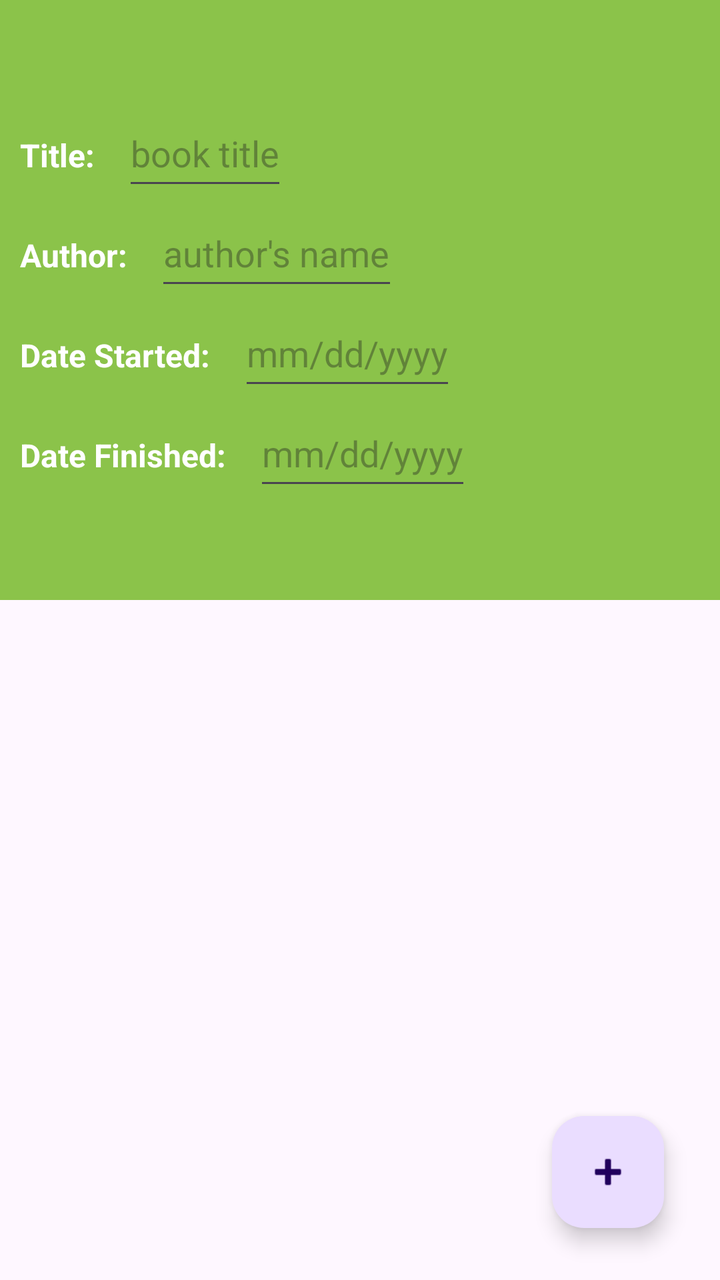
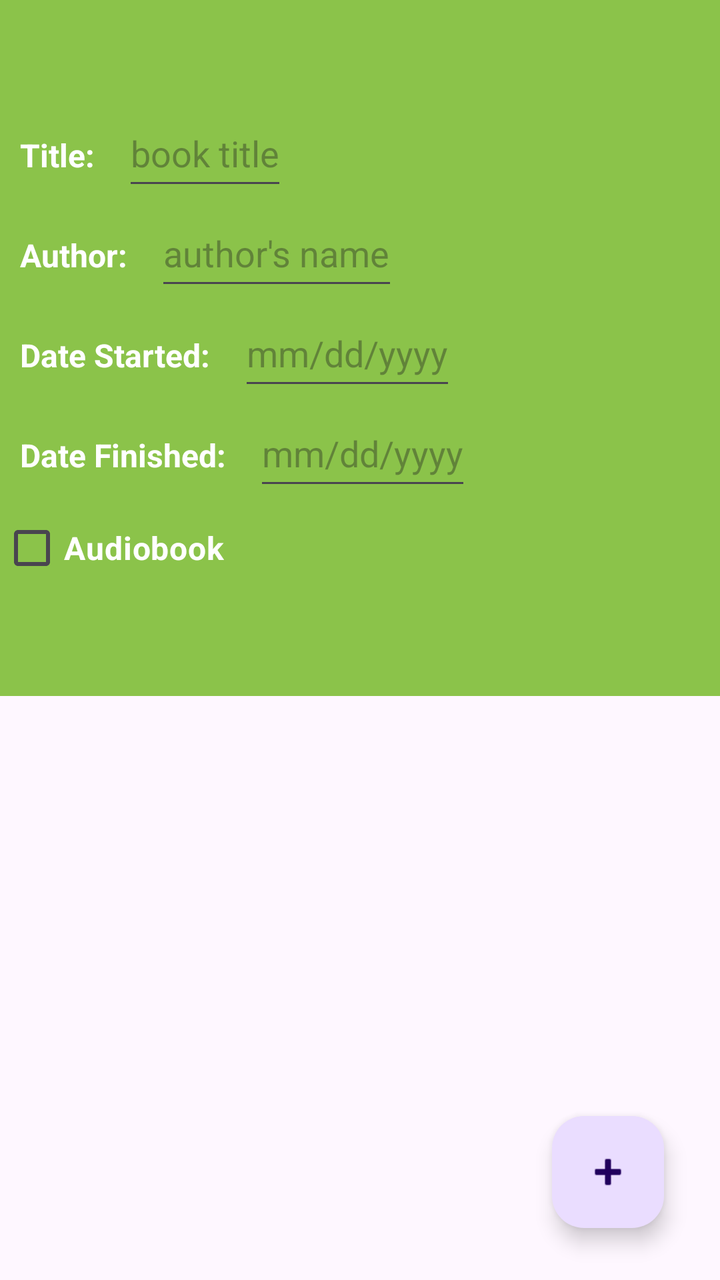

Screens rendered from an Android XML layout before and after an edit, with the pre-edit source and the edit as a unified diff.
<!-- AndroidManifest.xml: application theme Theme.D424BookTracker -->
<!-- res/layout/activity_book_details.xml -->
<?xml version="1.0" encoding="utf-8"?>
<androidx.constraintlayout.widget.ConstraintLayout xmlns:android="http://schemas.android.com/apk/res/android"
    xmlns:app="http://schemas.android.com/apk/res-auto"
    xmlns:tools="http://schemas.android.com/tools"
    android:id="@+id/main"

    android:layout_width="match_parent"
    android:layout_height="match_parent"
    tools:context=".UI.BookDetails">

    <ScrollView
        android:id="@+id/scrollView"
        android:layout_width="407dp"
        android:layout_height="300dp"
        android:background="#8BC34A"
        app:layout_constraintLeft_toLeftOf="parent"
        app:layout_constraintTop_toTopOf="parent">

        <LinearLayout
            android:layout_width="match_parent"
            android:layout_height="wrap_content"
            android:orientation="vertical"
            android:paddingTop="50dp"
            android:paddingBottom="50dp">

            <LinearLayout
                android:layout_width="wrap_content"
                android:layout_height="wrap_content"
                android:orientation="horizontal">

                <TextView
                    android:layout_width="wrap_content"
                    android:layout_height="50dp"
                    android:padding="10dp"
                    android:text="Title: "
                    android:textColor="#FFFFFF"
                    android:textSize="16sp"
                    android:textStyle="bold" />

                <EditText
                    android:id="@+id/titletext"
                    android:layout_width="wrap_content"
                    android:layout_height="50dp"
                    android:hint="book title" />
            </LinearLayout>

            <LinearLayout
                android:layout_width="wrap_content"
                android:layout_height="wrap_content"
                android:orientation="horizontal">

                <TextView
                    android:layout_width="wrap_content"
                    android:layout_height="50dp"
                    android:padding="10dp"
                    android:text="Author: "
                    android:textColor="#FFFFFF"
                    android:textSize="16sp"
                    android:textStyle="bold" />

                <EditText
                    android:id="@+id/authortext"
                    android:layout_width="wrap_content"
                    android:layout_height="50dp"
                    android:hint="author's name" />
            </LinearLayout>

            <LinearLayout
                android:layout_width="wrap_content"
                android:layout_height="wrap_content"
                android:orientation="horizontal">

                <TextView
                    android:layout_width="wrap_content"
                    android:layout_height="50dp"
                    android:padding="10dp"
                    android:text="Date Started: "
                    android:textColor="#FFFFFF"
                    android:textSize="16sp"
                    android:textStyle="bold" />

                <EditText
                    android:id="@+id/startdatetext"
                    android:layout_width="wrap_content"
                    android:layout_height="50dp"
                    android:hint="mm/dd/yyyy" />
            </LinearLayout>

            <LinearLayout
                android:layout_width="wrap_content"
                android:layout_height="wrap_content"
                android:orientation="horizontal">

                <TextView
                    android:layout_width="wrap_content"
                    android:layout_height="50dp"
                    android:padding="10dp"
                    android:text="Date Finished: "
                    android:textColor="#FFFFFF"
                    android:textSize="16sp"
                    android:textStyle="bold" />

                <EditText
                    android:id="@+id/enddatetext"
                    android:layout_width="wrap_content"
                    android:layout_height="50dp"
                    android:hint="mm/dd/yyyy" />
            </LinearLayout>

        </LinearLayout>
    </ScrollView>

    <com.google.android.material.floatingactionbutton.FloatingActionButton
        android:id="@+id/floatingActionButton2"
        android:layout_width="wrap_content"
        android:layout_height="wrap_content"
        android:layout_marginEnd="28dp"
        android:layout_marginBottom="26dp"
        android:clickable="true"
        app:layout_constraintBottom_toBottomOf="parent"
        app:layout_constraintEnd_toEndOf="parent"
        app:srcCompat="@android:drawable/ic_input_add" />

</androidx.constraintlayout.widget.ConstraintLayout>
<!-- resources referenced by this layout -->
<resources>
  <style name="Theme.D424BookTracker" parent="Base.Theme.D308Planner" />
  <style name="Base.Theme.D308Planner" parent="Theme.Material3.DayNight">
          
          
      </style>
</resources>

<!-- the commit's change to res/layout/activity_book_details.xml (unified diff, before → after) -->
@@ -11,7 +11,7 @@
     <ScrollView
         android:id="@+id/scrollView"
         android:layout_width="407dp"
-        android:layout_height="300dp"
+        android:layout_height="wrap_content"
         android:background="#8BC34A"
         app:layout_constraintLeft_toLeftOf="parent"
         app:layout_constraintTop_toTopOf="parent">
@@ -107,6 +107,46 @@
                     android:hint="mm/dd/yyyy" />
             </LinearLayout>
 
+            <CheckBox
+                android:id="@+id/audiobookcheck"
+                android:layout_width="wrap_content"
+                android:layout_height="wrap_content"
+                android:textColor="#FFFFFF"
+                android:textSize="16sp"
+                android:textStyle="bold"
+                android:text="Audiobook" />
+
+            <LinearLayout
+                android:layout_width="wrap_content"
+                android:layout_height="wrap_content"
+                android:orientation="horizontal">
+
+
+            <LinearLayout
+                android:id="@+id/speedcontainer"
+                android:layout_width="match_parent"
+                android:layout_height="wrap_content"
+                android:orientation="horizontal"
+               android:visibility="gone">
+
+                <TextView
+                    android:layout_width="wrap_content"
+                    android:layout_height="50dp"
+                    android:padding="10dp"
+                    android:text="Listening speed:"
+                    android:textColor="#FFFFFF"
+                    android:textSize="16sp"
+                    android:textStyle="bold"/>
+
+            <EditText
+                android:id="@+id/listeningspeed"
+                android:layout_width="wrap_content"
+                android:layout_height="50dp"
+                android:hint="mm/dd/yyyy" />
+
+        </LinearLayout>
+        </LinearLayout>
+
         </LinearLayout>
     </ScrollView>
 
